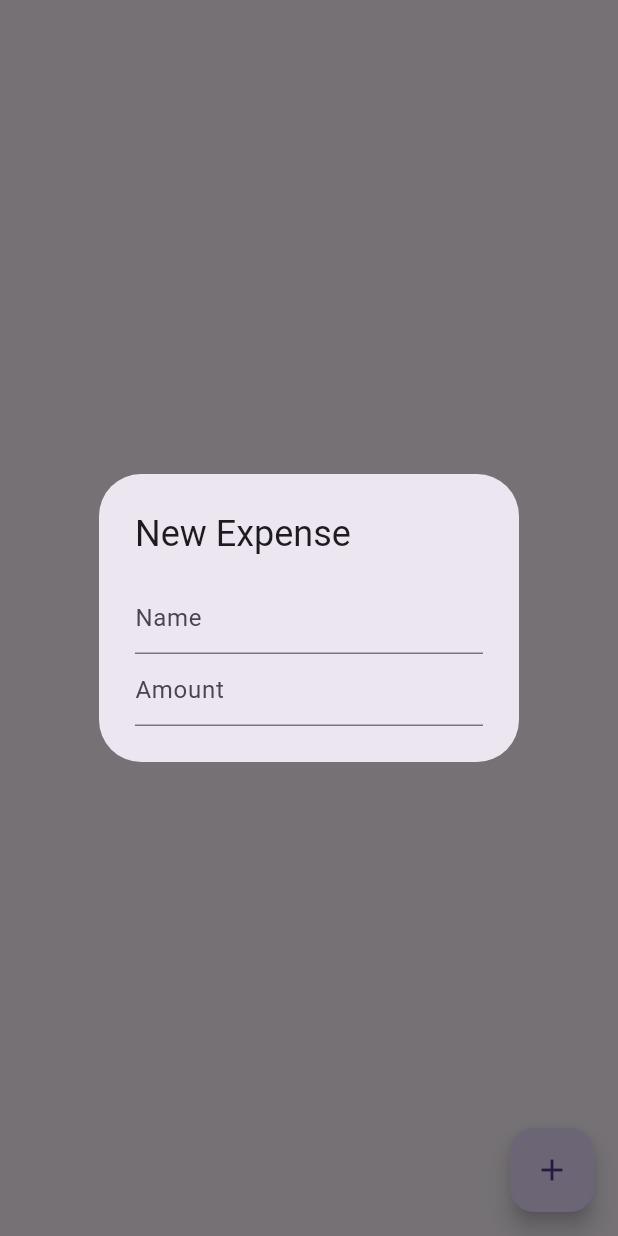
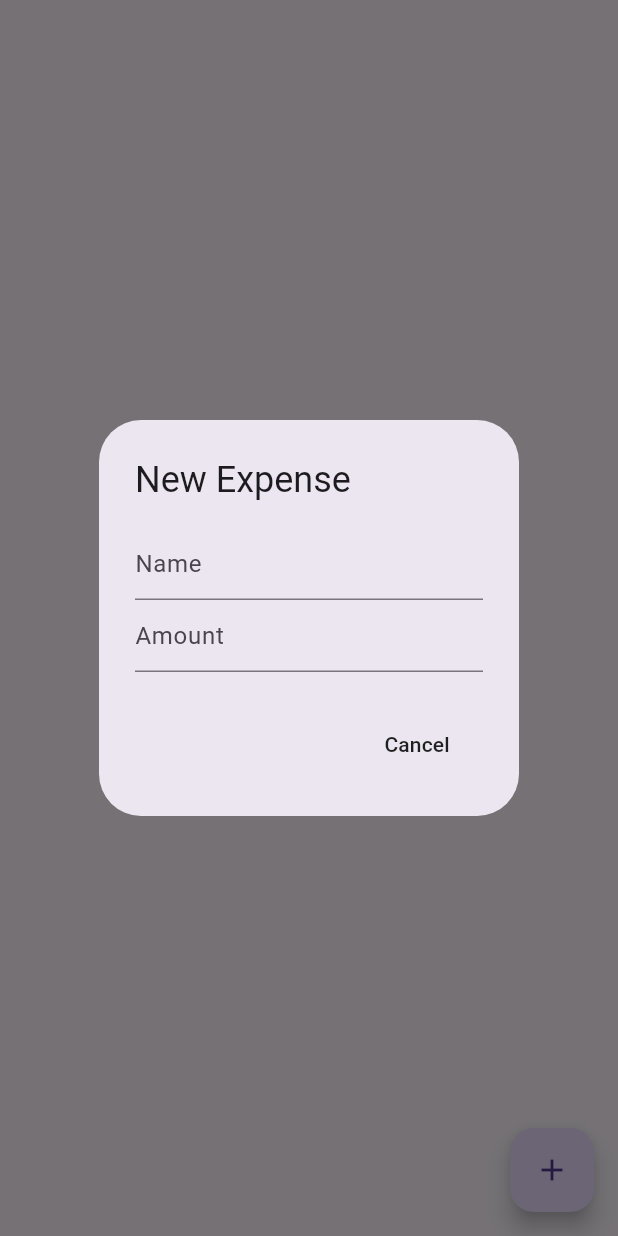
Before and after one commit to Ankitashejal/Expense_Tracker, a Flutter app: the screen it shows after launch, after a tap on the "add" icon, on a phone screen of 412 x 824 dp. Run offline on Flutter 3.47's test engine with Material 3 defaults, Android fonts, the phone set to English and light mode, and no system bars; our stand-ins replace isar; accounts and stored records are empty; generated files the repository leaves out were written again.

Commit message:
cancel button

```diff
--- a/splitwise/lib/homepage.dart
+++ b/splitwise/lib/homepage.dart
@@ -33,6 +33,12 @@ class _HomepageState extends State<Homepage> {
               )
             ],
               ),
+              actions:[
+
+              //cancel button
+              _CancelButton()
+              //save button
+],
             ));
   }
 
@@ -45,4 +51,19 @@ class _HomepageState extends State<Homepage> {
       ),
     );
   }
-}
+
+  //cancel button
+  Widget _CancelButton(){
+   return MaterialButton(
+    onPressed: () {
+      // Pop dialog
+      Navigator.pop(context);
+
+      // Clear controllers
+      nameController.clear();
+      amountController.clear();
+    },
+    child: const Text('Cancel'),
+  );
+    }
+  }
```
